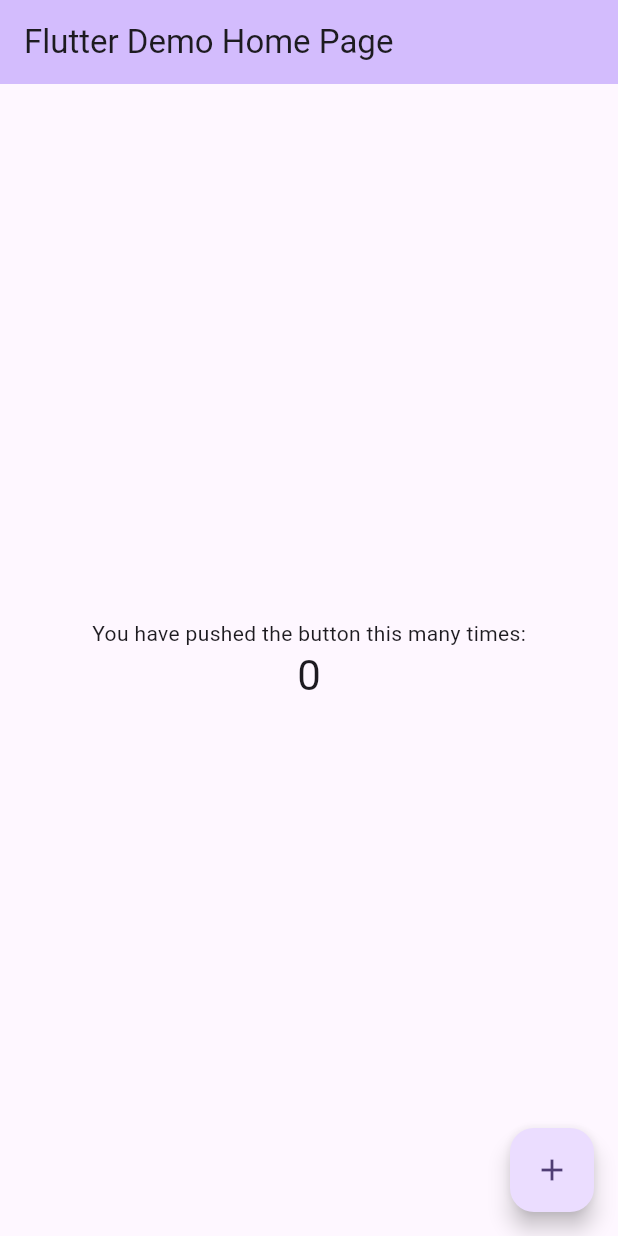
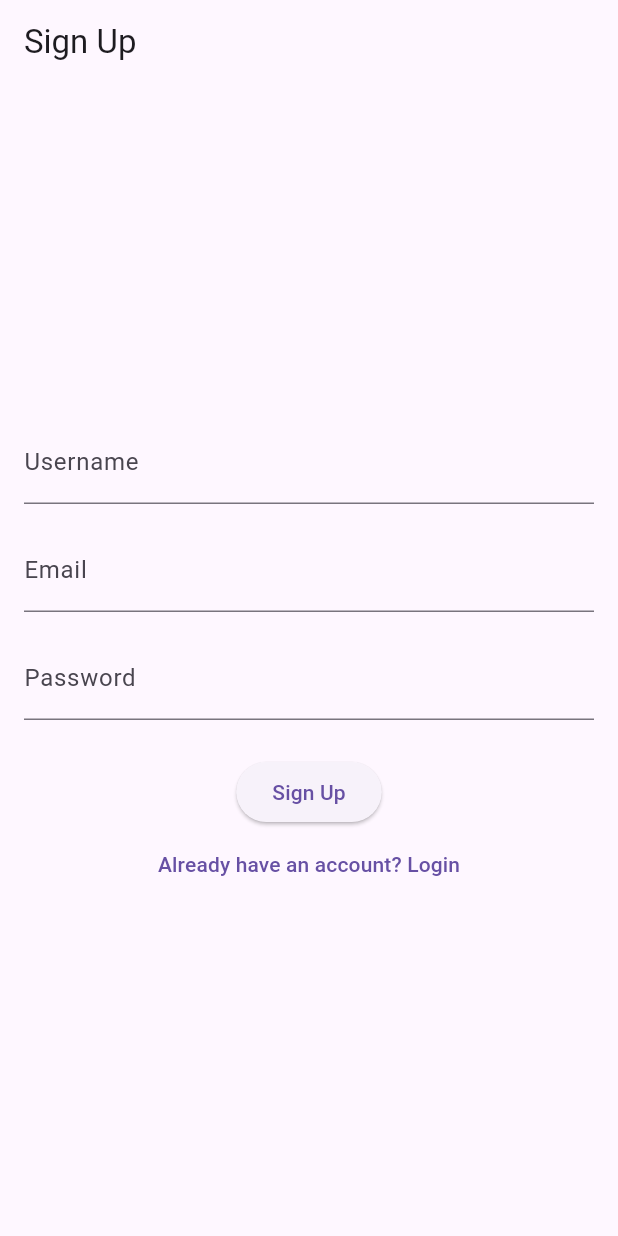
Before and after one commit to b14cknc0d3/habit_tracker, a Flutter app: the screen it shows after launch, on a phone screen of 412 x 824 dp. Run offline on Flutter 3.47's test engine with Material 3 defaults, Android fonts, the phone set to English and light mode, and no system bars.

Commit message:
feat: Implement initial UI for signup and login screens

```diff
--- a/lib/main.dart
+++ b/lib/main.dart
@@ -1,4 +1,5 @@
 import 'package:flutter/material.dart';
+import 'package:habit_tracker/screens/auth/signup_screen.dart';
 
 void main() {
   runApp(const MyApp());
@@ -7,116 +8,14 @@ void main() {
 class MyApp extends StatelessWidget {
   const MyApp({super.key});
 
-  // This widget is the root of your application.
   @override
   Widget build(BuildContext context) {
     return MaterialApp(
-      title: 'Flutter Demo',
+      title: 'Habit Tracker',
       theme: ThemeData(
-        // This is the theme of your application.
-        //
-        // TRY THIS: Try running your application with "flutter run". You'll see
-        // the application has a purple toolbar. Then, without quitting the app,
-        // try changing the seedColor in the colorScheme below to Colors.green
-        // and then invoke "hot reload" (save your changes or press the "hot
-        // reload" button in a Flutter-supported IDE, or press "r" if you used
-        // the command line to start the app).
-        //
-        // Notice that the counter didn't reset back to zero; the application
-        // state is not lost during the reload. To reset the state, use hot
-        // restart instead.
-        //
-        // This works for code too, not just values: Most code changes can be
-        // tested with just a hot reload.
-        colorScheme: ColorScheme.fromSeed(seedColor: Colors.deepPurple),
+        primarySwatch: Colors.blue,
       ),
-      home: const MyHomePage(title: 'Flutter Demo Home Page'),
+      home: const SignupScreen(),
     );
   }
 }
-
-class MyHomePage extends StatefulWidget {
-  const MyHomePage({super.key, required this.title});
-
-  // This widget is the home page of your application. It is stateful, meaning
-  // that it has a State object (defined below) that contains fields that affect
-  // how it looks.
-
-  // This class is the configuration for the state. It holds the values (in this
-  // case the title) provided by the parent (in this case the App widget) and
-  // used by the build method of the State. Fields in a Widget subclass are
-  // always marked "final".
-
-  final String title;
-
-  @override
-  State<MyHomePage> createState() => _MyHomePageState();
-}
-
-class _MyHomePageState extends State<MyHomePage> {
-  int _counter = 0;
-
-  void _incrementCounter() {
-    setState(() {
-      // This call to setState tells the Flutter framework that something has
-      // changed in this State, which causes it to rerun the build method below
-      // so that the display can reflect the updated values. If we changed
-      // _counter without calling setState(), then the build method would not be
-      // called again, and so nothing would appear to happen.
-      _counter++;
-    });
-  }
-
-  @override
-  Widget build(BuildContext context) {
-    // This method is rerun every time setState is called, for instance as done
-    // by the _incrementCounter method above.
-    //
-    // The Flutter framework has been optimized to make rerunning build methods
-    // fast, so that you can just rebuild anything that needs updating rather
-    // than having to individually change instances of widgets.
-    return Scaffold(
-      appBar: AppBar(
-        // TRY THIS: Try changing the color here to a specific color (to
-        // Colors.amber, perhaps?) and trigger a hot reload to see the AppBar
-        // change color while the other colors stay the same.
-        backgroundColor: Theme.of(context).colorScheme.inversePrimary,
-        // Here we take the value from the MyHomePage object that was created by
-        // the App.build method, and use it to set our appbar title.
-        title: Text(widget.title),
-      ),
-      body: Center(
-        // Center is a layout widget. It takes a single child and positions it
-        // in the middle of the parent.
-        child: Column(
-          // Column is also a layout widget. It takes a list of children and
-          // arranges them vertically. By default, it sizes itself to fit its
-          // children horizontally, and tries to be as tall as its parent.
-          //
-          // Column has various properties to control how it sizes itself and
-          // how it positions its children. Here we use mainAxisAlignment to
-          // center the children vertically; the main axis here is the vertical
-          // axis because Columns are vertical (the cross axis would be
-          // horizontal).
-          //
-          // TRY THIS: Invoke "debug painting" (choose the "Toggle Debug Paint"
-          // action in the IDE, or press "p" in the console), to see the
-          // wireframe for each widget.
-          mainAxisAlignment: MainAxisAlignment.center,
-          children: <Widget>[
-            const Text('You have pushed the button this many times:'),
-            Text(
-              '$_counter',
-              style: Theme.of(context).textTheme.headlineMedium,
-            ),
-          ],
-        ),
-      ),
-      floatingActionButton: FloatingActionButton(
-        onPressed: _incrementCounter,
-        tooltip: 'Increment',
-        child: const Icon(Icons.add),
-      ), // This trailing comma makes auto-formatting nicer for build methods.
-    );
-  }
-}
--- /dev/null
+++ b/lib/screens/auth/signup_screen.dart
@@ -0,0 +1,43 @@
+import 'package:flutter/material.dart';
+
+class SignupScreen extends StatelessWidget {
+  const SignupScreen({super.key});
+
+  @override
+  Widget build(BuildContext context) {
+    return Scaffold(
+      appBar: AppBar(
+        title: const Text('Sign Up'),
+      ),
+      body: Padding(
+        padding: const EdgeInsets.all(16.0),
+        child: Column(
+          mainAxisAlignment: MainAxisAlignment.center,
+          children: [
+            const TextField(
+              decoration: InputDecoration(labelText: 'Username'),
+            ),
+            const SizedBox(height: 16),
+            const TextField(
+              decoration: InputDecoration(labelText: 'Email'),
+            ),
+            const SizedBox(height: 16),
+            const TextField(
+              decoration: InputDecoration(labelText: 'Password'),
+              obscureText: true,
+            ),
+            const SizedBox(height: 24),
+            ElevatedButton(
+              onPressed: () {},
+              child: const Text('Sign Up'),
+            ),
+            TextButton(
+              onPressed: () {},
+              child: const Text('Already have an account? Login'),
+            ),
+          ],
+        ),
+      ),
+    );
+  }
+}
```
Also changed, not shown: lib/screens/auth/login_screen.dart (added, +39 -0 lines).
